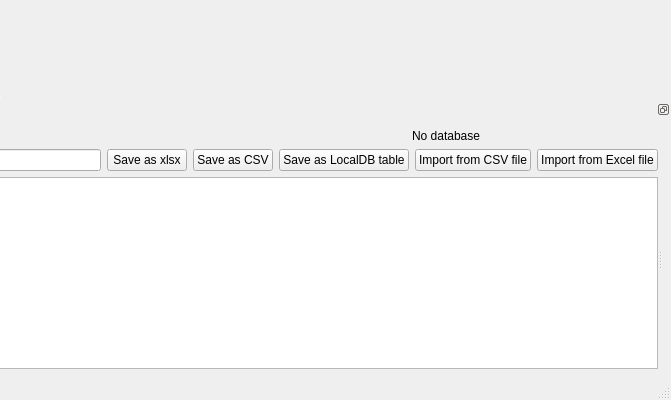
Before: the Qt Designer form DBLoader CMake/loaderwidnow.ui in gfifgfifofich/DB_loader, drawn with Qt 5; both pictures show x 690 to 1361 and y 307 to 707 of the 1361 by 707 pixel window.
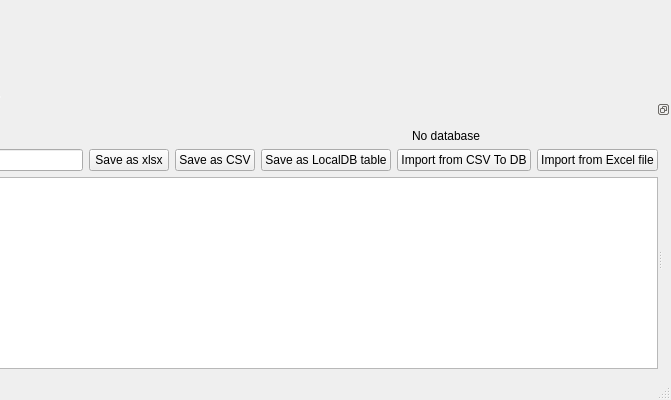
After: the same form once the commit is applied.

```diff
--- a/DBLoader CMake/loaderwidnow.ui
+++ b/DBLoader CMake/loaderwidnow.ui
@@ -831,7 +831,7 @@
            <item>
             <widget class="QPushButton" name="ImportFromCSVButton">
              <property name="text">
-              <string>Import from CSV file</string>
+              <string>Import from CSV To DB</string>
              </property>
             </widget>
            </item>
```
